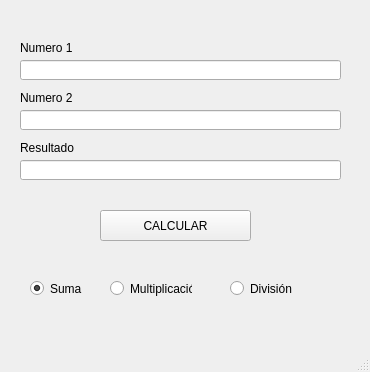
The window that mainwindow.ui (JavierRenero/AluAC2020) describes before a commit, drawn with Qt 5.
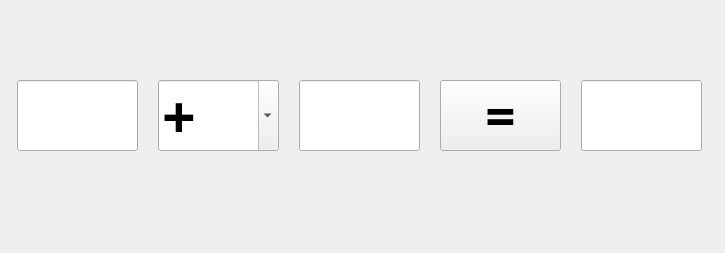
The same window after the commit.

Patch:
```diff
--- a/mainwindow.ui
+++ b/mainwindow.ui
@@ -6,114 +6,52 @@
    <rect>
     <x>0</x>
     <y>0</y>
-    <width>370</width>
-    <height>372</height>
+    <width>725</width>
+    <height>253</height>
    </rect>
   </property>
   <property name="windowTitle">
    <string>MainWindow</string>
   </property>
+  <property name="autoFillBackground">
+   <bool>false</bool>
+  </property>
   <widget class="QWidget" name="centralwidget">
    <widget class="QLineEdit" name="numberOneText">
     <property name="geometry">
      <rect>
-      <x>20</x>
-      <y>60</y>
-      <width>321</width>
-      <height>20</height>
+      <x>17</x>
+      <y>80</y>
+      <width>121</width>
+      <height>71</height>
      </rect>
     </property>
-   </widget>
-   <widget class="QRadioButton" name="sumaButton">
-    <property name="geometry">
-     <rect>
-      <x>30</x>
-      <y>280</y>
-      <width>82</width>
-      <height>17</height>
-     </rect>
-    </property>
-    <property name="text">
-     <string>Suma</string>
-    </property>
-    <property name="checked">
-     <bool>true</bool>
-    </property>
-   </widget>
-   <widget class="QRadioButton" name="multiplicacionButton">
-    <property name="geometry">
-     <rect>
-      <x>110</x>
-      <y>280</y>
-      <width>82</width>
-      <height>17</height>
-     </rect>
-    </property>
-    <property name="text">
-     <string>Multiplicación</string>
-    </property>
-   </widget>
-   <widget class="QRadioButton" name="divisionButton">
-    <property name="geometry">
-     <rect>
-      <x>230</x>
-      <y>280</y>
-      <width>82</width>
-      <height>17</height>
-     </rect>
-    </property>
-    <property name="text">
-     <string>División</string>
-    </property>
-   </widget>
-   <widget class="QLabel" name="label">
-    <property name="geometry">
-     <rect>
-      <x>30</x>
-      <y>40</y>
-      <width>47</width>
-      <height>13</height>
-     </rect>
-    </property>
-    <property name="text">
-     <string/>
-    </property>
-   </widget>
-   <widget class="QLabel" name="label_2">
-    <property name="geometry">
-     <rect>
-      <x>20</x>
-      <y>40</y>
-      <width>81</width>
-      <height>16</height>
-     </rect>
-    </property>
-    <property name="text">
-     <string>Numero 1</string>
-    </property>
-   </widget>
-   <widget class="QLabel" name="label_3">
-    <property name="geometry">
-     <rect>
-      <x>20</x>
-      <y>90</y>
-      <width>111</width>
-      <height>16</height>
-     </rect>
-    </property>
-    <property name="text">
-     <string>Numero 2</string>
+    <property name="font">
+     <font>
+      <family>Source Code Pro</family>
+      <pointsize>15</pointsize>
+      <weight>75</weight>
+      <bold>true</bold>
+     </font>
     </property>
    </widget>
    <widget class="QLineEdit" name="numberTwoText">
     <property name="geometry">
      <rect>
-      <x>20</x>
-      <y>110</y>
-      <width>321</width>
-      <height>20</height>
+      <x>299</x>
+      <y>80</y>
+      <width>121</width>
+      <height>71</height>
      </rect>
     </property>
+    <property name="font">
+     <font>
+      <family>Source Code Pro</family>
+      <pointsize>15</pointsize>
+      <weight>75</weight>
+      <bold>true</bold>
+     </font>
+    </property>
     <property name="readOnly">
      <bool>false</bool>
     </property>
@@ -124,54 +62,100 @@
     </property>
     <property name="geometry">
      <rect>
-      <x>20</x>
-      <y>160</y>
-      <width>321</width>
-      <height>20</height>
+      <x>581</x>
+      <y>80</y>
+      <width>121</width>
+      <height>71</height>
      </rect>
     </property>
+    <property name="font">
+     <font>
+      <family>Source Code Pro</family>
+      <pointsize>15</pointsize>
+      <weight>75</weight>
+      <bold>true</bold>
+     </font>
+    </property>
     <property name="readOnly">
      <bool>true</bool>
     </property>
    </widget>
-   <widget class="QLabel" name="label_4">
-    <property name="geometry">
-     <rect>
-      <x>20</x>
-      <y>140</y>
-      <width>141</width>
-      <height>16</height>
-     </rect>
-    </property>
-    <property name="text">
-     <string>Resultado</string>
-    </property>
-   </widget>
    <widget class="QPushButton" name="calcularButton">
     <property name="geometry">
      <rect>
-      <x>100</x>
-      <y>210</y>
-      <width>151</width>
-      <height>31</height>
+      <x>440</x>
+      <y>80</y>
+      <width>121</width>
+      <height>71</height>
      </rect>
     </property>
+    <property name="font">
+     <font>
+      <family>Source Code Pro</family>
+      <pointsize>40</pointsize>
+      <weight>75</weight>
+      <bold>true</bold>
+     </font>
+    </property>
     <property name="text">
-     <string>CALCULAR</string>
+     <string>=</string>
     </property>
+    <property name="autoDefault">
+     <bool>true</bool>
+    </property>
+    <property name="flat">
+     <bool>false</bool>
+    </property>
    </widget>
+   <widget class="QComboBox" name="signoBox">
+    <property name="geometry">
+     <rect>
+      <x>158</x>
+      <y>80</y>
+      <width>121</width>
+      <height>71</height>
+     </rect>
+    </property>
+    <property name="font">
+     <font>
+      <family>Source Code Pro</family>
+      <pointsize>44</pointsize>
+      <weight>75</weight>
+      <bold>true</bold>
+     </font>
+    </property>
+    <property name="layoutDirection">
+     <enum>Qt::LeftToRight</enum>
+    </property>
+    <property name="autoFillBackground">
+     <bool>true</bool>
+    </property>
+    <property name="editable">
+     <bool>true</bool>
+    </property>
+    <property name="duplicatesEnabled">
+     <bool>false</bool>
+    </property>
+    <property name="frame">
+     <bool>true</bool>
+    </property>
+    <item>
+     <property name="text">
+      <string>+</string>
+     </property>
+    </item>
+    <item>
+     <property name="text">
+      <string>x</string>
+     </property>
+    </item>
+    <item>
+     <property name="text">
+      <string>÷</string>
+     </property>
+    </item>
+   </widget>
   </widget>
-  <widget class="QMenuBar" name="menubar">
-   <property name="geometry">
-    <rect>
-     <x>0</x>
-     <y>0</y>
-     <width>370</width>
-     <height>21</height>
-    </rect>
-   </property>
-  </widget>
-  <widget class="QStatusBar" name="statusbar"/>
  </widget>
  <resources/>
  <connections/>
```
